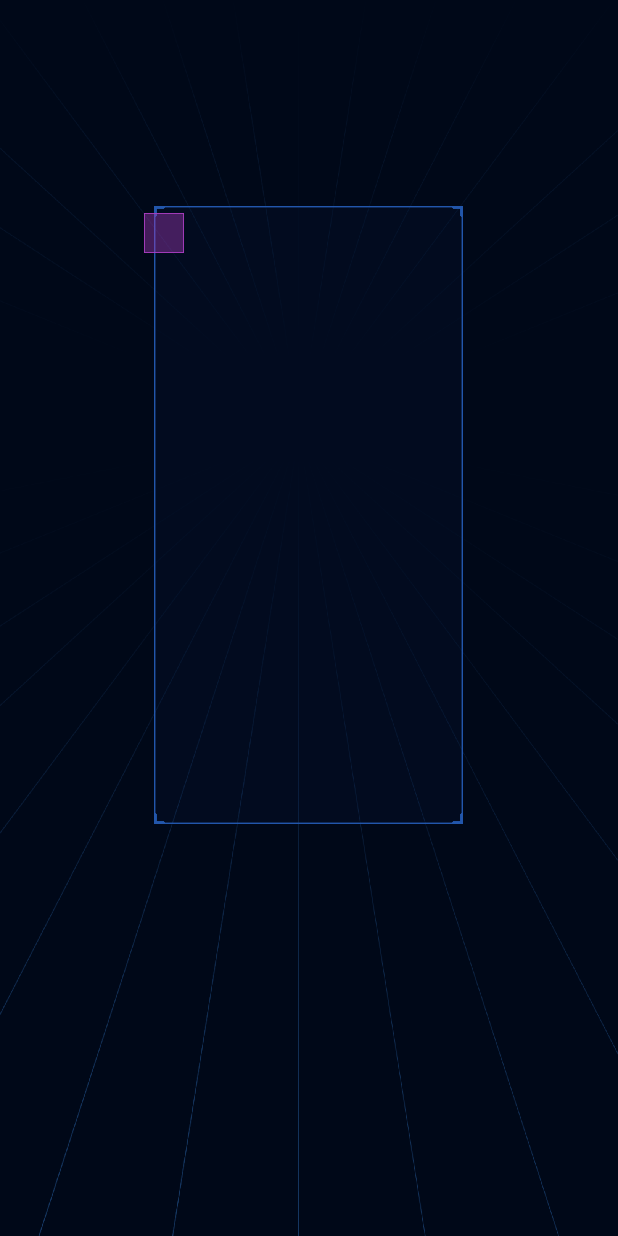
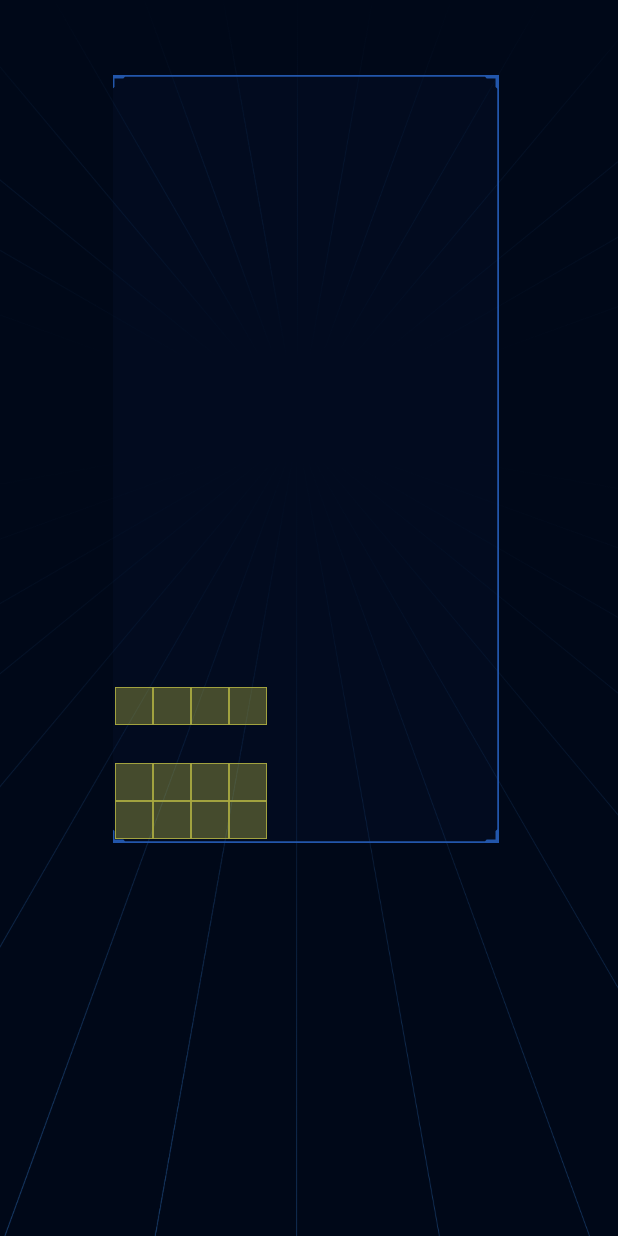
Before and after one commit to MihawkCola/TetriX, an Android app: the screen it shows after launch (MainActivity), on a phone screen of 412 x 824 dp. Run offline under Robolectric (Android 15) with nearby library versions, the phone set to English and light mode, and no system bars.

Commit message:
Structure der Blocke und schon leichte colision

```diff
--- a/app/build.gradle
+++ b/app/build.gradle
@@ -6,7 +6,7 @@ android {
 
     defaultConfig {
         applicationId "de.prog3.tetrix"
-        minSdkVersion 19
+        minSdkVersion 21
         targetSdkVersion 29
         versionCode 1
         versionName "1.0"
--- a/app/src/main/java/de/prog3/tetrix/GameView.java
+++ b/app/src/main/java/de/prog3/tetrix/GameView.java
@@ -13,8 +13,12 @@ import android.util.DisplayMetrics;
 import android.view.View;
 import android.view.Window;
 
+import de.prog3.tetrix.interfaces.Gamefield;
+import de.prog3.tetrix.interfaces.IPiece;
+import de.prog3.tetrix.pieces.LPieceLeft;
+
 public class GameView extends View {
-    private Bitmap form, backgroundImage, gamefield, scoreStar;
+    private Bitmap form, backgroundImage, scoreStar;
     private  ABlock playerBlock;
 
     private int formX;
@@ -28,10 +32,11 @@ public class GameView extends View {
     private Block[][] feld= new Block[10][18];
     private int screenWidthPixels;
     private int screenHeightPixels;
-    private Gamefield g;
+    private de.prog3.tetrix.interfaces.Gamefield gamefield;
 
 
-
+    de.prog3.tetrix.interfaces.Block grid[][] = new de.prog3.tetrix.interfaces.Block[10][21];
+    IPiece activePiece;
 
 
 
@@ -42,44 +47,28 @@ public class GameView extends View {
 
         DisplayMetrics dpm = new DisplayMetrics();
         ((Activity) getContext()).getWindowManager().getDefaultDisplay().getMetrics(dpm);
-        form = BitmapFactory.decodeResource(getResources(), R.drawable.square);
-        form = Bitmap.createScaledBitmap(form, formWidth, formHeight, false);
 
-
-        backgroundImage = BitmapFactory.decodeResource(getResources(), R.drawable.background_main);
-
-        gamefield = BitmapFactory.decodeResource(getResources(), R.drawable.gamefield);
-        gamefield = Bitmap.createScaledBitmap(gamefield,dpm.widthPixels/2, dpm.heightPixels/2,false);
-
-
-        int x= (dpm.widthPixels/2)/2;
-        for (int i = 1; i <xGrid.length+1; i++){
-            xGrid[i-1]=((gamefield.getWidth()/10)*i)+x-40;
-        }
-
-
-        formX = (getScreenWidth() / 2) - (form.getWidth() / 2);
-        startY = (dpm.heightPixels/2)/3;
-        drawY = (dpm.heightPixels/2)/3;
-        formX = xGrid[0];
-        playerBlock = new ABlock(form,formX,startY,true,40,1);
+        gamefield = new Gamefield(context);
     }
     @Override
     protected void onDraw(Canvas canvas) {
         super.onDraw(canvas);
-        canvasWidth = canvas.getWidth();
-        canvasHeight = canvas.getHeight();
-        backgroundImage = Bitmap.createScaledBitmap(backgroundImage, canvasWidth, canvasHeight, false);
-        Rect frameToDrawBG = new Rect(0, 0, backgroundImage.getWidth(), backgroundImage.getHeight());
-        RectF whereToDrawBG = new RectF(0, 0, canvasWidth, canvasHeight);
-        canvas.drawBitmap(backgroundImage, frameToDrawBG, whereToDrawBG, null);
+        gamefield.draw(canvas);
 
-        canvas.drawBitmap(gamefield, (canvasWidth/2)/2,(canvasHeight/2)/3 , null);
-
-        playerBlock.onDraw(canvas);
+       // playerBlock.onDraw(canvas);
 
     }
 
+    /**
+     * Calculates the next frame and renders it
+     */
+    public void nextFrame() {
+        // calculate next frame
+        gamefield.nextFrame();
+
+        // invalidate the view to draw it again
+        this.invalidate();
+    }
 
     public static int getScreenWidth() {
         return Resources.getSystem().getDisplayMetrics().widthPixels;
--- a/app/src/main/java/de/prog3/tetrix/MainActivity.java
+++ b/app/src/main/java/de/prog3/tetrix/MainActivity.java
@@ -7,6 +7,7 @@ import android.graphics.Canvas;
 import android.graphics.Paint;
 import android.os.Bundle;
 import android.os.Handler;
+import android.util.Log;
 import android.view.View;
 import android.widget.ImageView;
 import android.widget.LinearLayout;
@@ -16,8 +17,12 @@ import android.widget.Toast;
 import java.util.Timer;
 import java.util.TimerTask;
 
+import de.prog3.tetrix.interfaces.Gamefield;
+
 
 public class MainActivity extends AppCompatActivity implements View.OnClickListener {
+    public int FPS = 6;
+
     private TextView text;
     int count = 0;
     private Timer timer = new Timer();
@@ -32,6 +37,7 @@ public class MainActivity extends AppCompatActivity implements View.OnClickListe
     private ImageView im;
 
 
+
     @Override
     protected void onCreate(Bundle savedInstanceState) {
         super.onCreate(savedInstanceState);
@@ -41,20 +47,33 @@ public class MainActivity extends AppCompatActivity implements View.OnClickListe
         LinearLayout layout1 = (LinearLayout) findViewById(R.id.gameview);
         layout1.addView(game);
 
-        game.invalidate();
-
-
-        timer.schedule(new TimerTask() {
+        final Runnable nextFrameRunnable = new Runnable() {
             @Override
             public void run() {
                 handler.post(new Runnable() {
                     @Override
                     public void run() {
-                        game.invalidate();
+                        game.nextFrame();
                     }
                 });
+//                FPS++;
+                game.postDelayed(this, 1000 / FPS);
             }
-        }, 0, 17);
+        };
+
+        game.post(nextFrameRunnable);
+
+//        timer.schedule(new TimerTask() {
+//            @Override
+//            public void run() {
+//                handler.post(new Runnable() {
+//                    @Override
+//                    public void run() {
+//                        game.nextFrame();
+//                    }
+//                });
+//            }
+//        }, 0, 1000 / FPS);
     }
 
     private void addCount(){
--- /dev/null
+++ b/app/src/main/java/de/prog3/tetrix/interfaces/Block.java
@@ -0,0 +1,44 @@
+package de.prog3.tetrix.interfaces;
+
+import android.graphics.Bitmap;
+import android.graphics.Canvas;
+import android.graphics.Color;
+import android.graphics.Paint;
+import android.graphics.PorterDuff;
+import android.graphics.PorterDuffColorFilter;
+
+public class Block {
+    protected Bitmap image;
+    protected IPiece piece;
+
+    public Block(Bitmap image) {
+        this.image = image;
+        this.piece = null;
+    }
+
+    public Bitmap getImage() {
+        return image;
+    }
+
+    public IPiece getPiece() {
+        return piece;
+    }
+
+    public boolean isActive() {
+        return piece != null;
+    }
+
+    public void setPiece(IPiece piece) {
+        this.piece = piece;
+    }
+    public void draw(Canvas canvas, int x , int y, int size){
+        if (image.getWidth() != size) {
+            image = Bitmap.createScaledBitmap(image, size,size,false);
+        }
+        if(piece != null){
+            Paint paint = new Paint();
+            paint.setColorFilter(new PorterDuffColorFilter(piece.getColor(), PorterDuff.Mode.SRC_IN));
+            canvas.drawBitmap(image,x,y,paint);
+        }
+    }
+}
--- /dev/null
+++ b/app/src/main/java/de/prog3/tetrix/interfaces/Gamefield.java
@@ -0,0 +1,133 @@
+package de.prog3.tetrix.interfaces;
+
+import android.content.Context;
+import android.graphics.Bitmap;
+import android.graphics.BitmapFactory;
+import android.graphics.Canvas;
+
+import java.util.concurrent.ThreadLocalRandom;
+
+import de.prog3.tetrix.R;
+import de.prog3.tetrix.pieces.LPieceLeft;
+import de.prog3.tetrix.pieces.LPieceRight;
+import de.prog3.tetrix.pieces.LongPiece;
+import de.prog3.tetrix.pieces.OPiece;
+import de.prog3.tetrix.pieces.TPiece;
+import de.prog3.tetrix.pieces.ZPieceLeft;
+import de.prog3.tetrix.pieces.ZPieceRight;
+
+public class Gamefield {
+    public static final int WIDTH = 10;
+    public static final int HEIGHT = 20;
+
+    // Tetris Grid 10x21
+    Block grid[][] = new Block[WIDTH][HEIGHT];
+    IPiece activePiece;
+
+    Bitmap gamefieldBackground;
+
+
+    public int x;
+    public int y;
+    int blockSize;
+    int i = 0;
+
+    public Gamefield(Context context) {
+        gamefieldBackground = BitmapFactory.decodeResource(context.getResources(), R.drawable.gamefield);
+
+
+        for (int i = 0; i < grid.length; i++){
+            for (int k = 0; k < grid[i].length; k++){
+                Bitmap form;
+                form = BitmapFactory.decodeResource(context.getResources(), R.drawable.square_white);
+
+                grid[i][k] = new de.prog3.tetrix.interfaces.Block(form);
+            }
+        }
+        createRandomNextPiece();
+        activePiece.addToGrid();
+    }
+
+    public void createRandomNextPiece(){
+        int k = ThreadLocalRandom.current().nextInt(0, 6);
+        switch(6) {
+            case 0:
+                activePiece = new LPieceLeft(grid);
+                break;
+            case 1:
+                activePiece = new ZPieceLeft(grid);
+                break;
+            case 2:
+                activePiece = new ZPieceRight(grid);
+                break;
+            case 3:
+                activePiece = new LPieceRight(grid);
+                break;
+            case 4:
+                activePiece = new TPiece(grid);
+                break;
+            case 5:
+                activePiece = new OPiece(grid);
+                break;
+            case 6:
+                activePiece = new LongPiece(grid);
+                break;
+        }
+    }
+
+    public boolean isGameOver(){
+        for (int i = 0; i < WIDTH;i++){
+            if(grid[i][0].isActive()){
+                return true;
+            }
+        }
+        return false;
+    }
+
+    public void nextFrame() {
+        if(!activePiece.movePieceDown()) {
+            if(isGameOver()){
+                //ToDo End Screen bzw. highscore
+            } else {
+                createRandomNextPiece();
+                activePiece.addToGrid();
+            }
+        }
+    }
+
+    public void draw(Canvas canvas) {
+        int borderoffset = 4;
+        int x = borderoffset;
+        int y = borderoffset;
+        int blockSize;
+
+        int width = canvas.getWidth() - borderoffset*2;
+        int height = canvas.getHeight() - borderoffset*2;
+        if ((width / WIDTH)*HEIGHT > height) {
+            blockSize = height / HEIGHT;
+            // Spielfeld ist breiter als hoch
+        } else {
+            blockSize = width / WIDTH;
+            // Spielfeld ist höher als breit
+        }
+        x = (width- blockSize*WIDTH )/2; // centrieren
+
+        // draw gamefield background
+        if (gamefieldBackground.getWidth() != blockSize*WIDTH + borderoffset*2) {
+            gamefieldBackground = Bitmap.createScaledBitmap(
+                    gamefieldBackground,
+                    blockSize*WIDTH + borderoffset*2,
+                    blockSize*HEIGHT + borderoffset*2,
+                    false
+            );
+        }
+        canvas.drawBitmap(gamefieldBackground, x-borderoffset, y-borderoffset, null);
+
+        // draw blocks
+        for (int i = 0; i < grid.length; i++){
+            for (int k = 0; k < grid[i].length; k++){
+                grid[i][k].draw(canvas,x+(i*blockSize),y+(k*blockSize), blockSize);
+            }
+        }
+    }
+}
--- /dev/null
+++ b/app/src/main/java/de/prog3/tetrix/interfaces/IPiece.java
@@ -0,0 +1,19 @@
+package de.prog3.tetrix.interfaces;
+
+public interface IPiece {
+    public int getColor();
+
+    public boolean canMoveLeft();
+    public boolean canMoveRight();
+    public boolean canMoveDown();
+    public void movePieceLeft();
+    public void movePieceRight();
+    public boolean movePieceDown();
+
+    public boolean canRotateLeft();
+    public boolean canRotateRight();
+    public void rotateLeft();
+    public void rotateRight();
+
+    public void addToGrid();
+}
--- /dev/null
+++ b/app/src/main/java/de/prog3/tetrix/pieces/LongPiece.java
@@ -0,0 +1,18 @@
+package de.prog3.tetrix.pieces;
+
+import android.graphics.Color;
+
+import de.prog3.tetrix.interfaces.Block;
+
+public class LongPiece extends Piece4x4{
+
+    public LongPiece(Block[][] grid) {
+        super(grid);
+        this.color = Color.parseColor("#aaaa40");
+
+        this.blocks[0][1] = true;
+        this.blocks[1][1] = true;
+        this.blocks[2][1] = true;
+        this.blocks[3][1] = true;
+    }
+}
--- /dev/null
+++ b/app/src/main/java/de/prog3/tetrix/pieces/Piece4x4.java
@@ -0,0 +1,125 @@
+package de.prog3.tetrix.pieces;
+
+import android.graphics.Color;
+
+import de.prog3.tetrix.interfaces.Block;
+import de.prog3.tetrix.interfaces.IPiece;
+
+public abstract class Piece4x4 implements IPiece {
+    protected int x;
+    protected int y;
+
+    protected int color;
+
+    /** The blocks inside te 4x4 Area that are blocked by this piece */
+    protected boolean blocks[][];
+
+    /** reference t the parent grid */
+    protected Block[][] grid;
+
+    public Piece4x4(Block[][] grid) {
+        this.blocks = new boolean[4][4];
+        this.grid = grid;
+        x = 0;
+        y = -1;
+
+        this.color = Color.parseColor("#ff0000");
+
+    }
+
+
+    public boolean canMoveLeft() {
+        return false;
+    }
+    public boolean canMoveRight() {
+        return false;
+    }
+
+
+    public boolean canMoveDown() {
+        for (int i = 0; i <4;i++){
+            for (int k = 0; k <4;k++){
+                if (y+k < 0) {
+                    continue;
+                }
+                if(blocks[i][k]) {
+                    // Unterkante des Spielfelds erreicht?
+                    if (y+k+1 >= grid[0].length) {
+                        return false;
+                    }
+
+                    boolean isSelfBelow = false;
+                    if (k+1 < 4) {
+                        isSelfBelow = this.blocks[i][k+1];
+                    }
+                    Block blockBelow = grid[x+i][y+k+1];
+                    if(!isSelfBelow && blockBelow.isActive()){
+                        return false;
+                    }
+                }
+            }
+        }
+        return true;
+    }
+    public void movePieceLeft() {
+    }
+    public void movePieceRight() {
+    }
+
+    /**
+     * Add this piece to the grid
+     */
+    public void addToGrid() {
+        updateGrid(this);
+    }
+    /**
+     * Remove this piece from the grid
+     */
+    private void removeFromGrid() {
+        updateGrid(null);
+    }
+    private void updateGrid(IPiece piece){
+        for (int i = 0; i <4;i++) {
+            for (int k = 0; k < 4; k++) {
+                if (blocks[i][k]) {
+                    if (y+k >= 0) {
+                        grid[x + i][y + k].setPiece(piece);
+                    }
+                }
+            }
+        }
+    }
+
+
+    public boolean movePieceDown() {
+        if (canMoveDown()) {
+            removeFromGrid();
+            y++;
+            addToGrid();
+            return true;
+        }
+        return false;
+    }
+
+
+    public boolean canRotateLeft() {
+        return false;
+    }
+
+
+    public boolean canRotateRight() {
+        return false;
+    }
+
+
+    public void rotateLeft() {
+    }
+
+
+    public void rotateRight() {
+    }
+
+    public int getColor() {
+        return this.color;
+    }
+}
--- a/app/src/main/res/layout/activity_main.xml
+++ b/app/src/main/res/layout/activity_main.xml
@@ -6,17 +6,42 @@
     android:layout_height="match_parent"
     tools:context=".MainActivity">
 
+    <ImageView
+        android:id="@+id/background"
+        android:layout_width="match_parent"
+        android:layout_height="match_parent"
+        android:layout_alignParentStart="true"
+
+        android:layout_alignParentTop="true"
+        android:adjustViewBounds="false"
+        android:cropToPadding="false"
+        android:orientation="horizontal"
+        android:scaleType="centerCrop"
+        android:src="@drawable/background_main"
+        app:layout_constraintBottom_toBottomOf="parent"
+        app:layout_constraintEnd_toEndOf="parent"
+        app:layout_constraintStart_toStartOf="parent"
+        app:layout_constraintTop_toTopOf="parent">
+
+
+    </ImageView>
+
     <LinearLayout
         android:id="@+id/gameview"
         android:layout_width="match_parent"
         android:layout_height="match_parent"
 
-
         android:layout_alignParentStart="true"
         android:layout_alignParentTop="true"
+        android:layout_marginStart="75dp"
+        android:layout_marginTop="50dp"
+        android:layout_marginEnd="75dp"
+        android:layout_marginBottom="150dp"
         android:orientation="horizontal"
-        tools:layout_editor_absoluteX="0dp"
-        tools:layout_editor_absoluteY="0dp">
+        app:layout_constraintBottom_toBottomOf="parent"
+        app:layout_constraintEnd_toEndOf="parent"
+        app:layout_constraintStart_toStartOf="parent"
+        app:layout_constraintTop_toTopOf="parent">
 
 
     </LinearLayout>
```
Also changed, not shown: app/src/main/java/de/prog3/tetrix/pieces/LPieceLeft.java (added, +19 -0 lines), app/src/main/java/de/prog3/tetrix/pieces/LPieceRight.java (added, +18 -0 lines), app/src/main/java/de/prog3/tetrix/pieces/OPiece.java (added, +20 -0 lines), app/src/main/java/de/prog3/tetrix/pieces/Piece3x3.java (added, +120 -0 lines), app/src/main/java/de/prog3/tetrix/pieces/TPiece.java (added, +18 -0 lines), app/src/main/java/de/prog3/tetrix/pieces/ZPieceLeft.java (added, +18 -0 lines), app/src/main/java/de/prog3/tetrix/pieces/ZPieceRight.java (added, +18 -0 lines), app/src/main/res/drawable/square_white.png (added).
